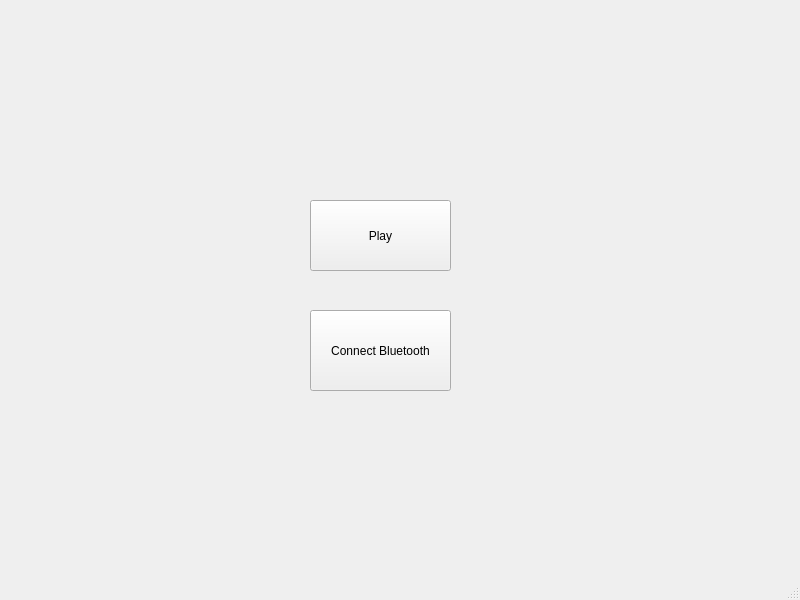
Above: mainwindow.ui from Rafi0221/Stellar-Surfers before the change. Below: the same form after it.
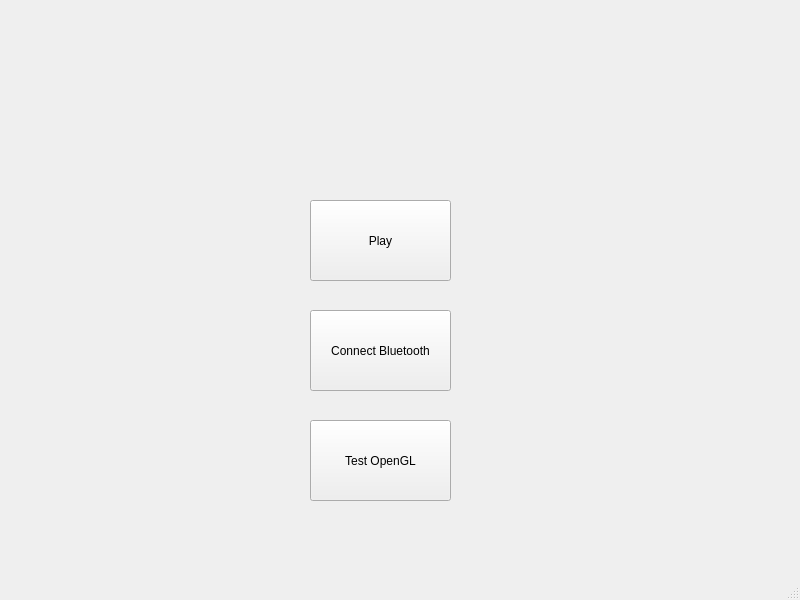
That is the form after the change.

Commit message: Feat: OpenGL init, camera and shader classes

Diff of the .ui file:
```diff
--- a/mainwindow.ui
+++ b/mainwindow.ui
@@ -20,7 +20,7 @@
       <x>310</x>
       <y>200</y>
       <width>141</width>
-      <height>71</height>
+      <height>81</height>
      </rect>
     </property>
     <property name="text">
@@ -40,6 +40,19 @@
      <string>Connect Bluetooth</string>
     </property>
    </widget>
+   <widget class="QPushButton" name="testButton">
+    <property name="geometry">
+     <rect>
+      <x>310</x>
+      <y>420</y>
+      <width>141</width>
+      <height>81</height>
+     </rect>
+    </property>
+    <property name="text">
+     <string>Test OpenGL</string>
+    </property>
+   </widget>
   </widget>
   <widget class="QMenuBar" name="menubar">
    <property name="geometry">
```
Left out of the diff: 2 changed lines with no effect on the pictures. The commit also changes 13 other files.
